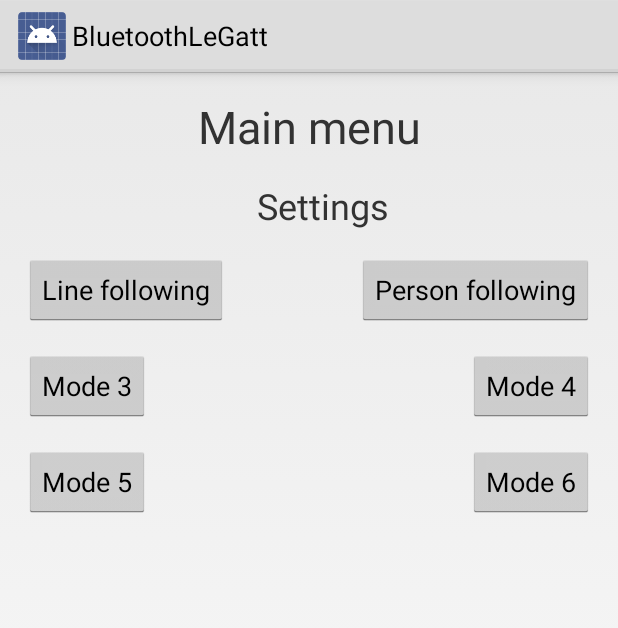
After one commit to s2168774/CPS-project-group-5, an Android app: the layout main_menu.xml on its own in the app's theme, with its tools: preview values and no code run, on a phone screen of 412 x 824 dp. The commit adds this screen. Shown: the top 628 px of the screen. Run offline under Robolectric (Android 15) with nearby library versions, the phone set to English and light mode, and no system bars.

Commit message:
Copied old interface work to restart and fixed the new bugs.

```diff
--- a/CarApp/Application/build.gradle
+++ b/CarApp/Application/build.gradle
@@ -24,10 +24,7 @@ dependencies {
         implementation "com.android.support:support-v13:28.0.0"
         implementation "com.android.support:cardview-v7:28.0.0"
         implementation "com.android.support:appcompat-v7:28.0.0"
-
-
-
-
+        implementation 'com.android.support.constraint:constraint-layout:2.0.4'
 
 
 }
--- /dev/null
+++ b/CarApp/Application/src/main/res/layout/main_menu.xml
@@ -0,0 +1,109 @@
+<?xml version="1.0" encoding="utf-8"?>
+<android.support.constraint.ConstraintLayout
+    xmlns:android="http://schemas.android.com/apk/res/android"
+    xmlns:app="http://schemas.android.com/apk/res-auto"
+    xmlns:tools="http://schemas.android.com/tools"
+    android:layout_width="match_parent"
+    android:layout_height="match_parent"
+    android:layout_gravity="center_horizontal">
+
+    <Button
+        android:id="@+id/buttonMode2"
+        android:layout_width="wrap_content"
+        android:layout_height="wrap_content"
+        android:layout_marginStart="16dp"
+        android:layout_marginLeft="16dp"
+        android:layout_marginTop="16dp"
+        android:layout_marginEnd="16dp"
+        android:layout_marginRight="16dp"
+        android:onClick="personFollowing"
+        android:text="Person following"
+        app:layout_constraintEnd_toEndOf="parent"
+        app:layout_constraintHorizontal_bias="1.0"
+        app:layout_constraintStart_toEndOf="@+id/buttonMode1"
+        app:layout_constraintTop_toBottomOf="@+id/textView2" />
+
+    <Button
+        android:id="@+id/buttonMode1"
+        android:layout_width="wrap_content"
+        android:layout_height="wrap_content"
+        android:layout_marginStart="16dp"
+        android:layout_marginLeft="16dp"
+        android:layout_marginTop="16dp"
+        android:onClick="lineFollowing"
+        android:text="Line following"
+        app:layout_constraintStart_toStartOf="parent"
+        app:layout_constraintTop_toBottomOf="@+id/textView2" />
+
+    <Button
+        android:id="@+id/buttonMode3"
+        android:layout_width="wrap_content"
+        android:layout_height="wrap_content"
+        android:layout_marginStart="16dp"
+        android:layout_marginLeft="16dp"
+        android:layout_marginTop="16dp"
+        android:text="Mode 3"
+        app:layout_constraintStart_toStartOf="parent"
+        app:layout_constraintTop_toBottomOf="@+id/buttonMode1" />
+
+    <Button
+        android:id="@+id/buttonMode5"
+        android:layout_width="wrap_content"
+        android:layout_height="wrap_content"
+        android:layout_marginStart="16dp"
+        android:layout_marginLeft="16dp"
+        android:layout_marginTop="16dp"
+        android:text="Mode 5"
+        app:layout_constraintStart_toStartOf="parent"
+        app:layout_constraintTop_toBottomOf="@+id/buttonMode3" />
+
+    <Button
+        android:id="@+id/buttonMode6"
+        android:layout_width="wrap_content"
+        android:layout_height="wrap_content"
+        android:layout_marginTop="16dp"
+        android:layout_marginEnd="16dp"
+        android:layout_marginRight="16dp"
+        android:text="Mode 6"
+        app:layout_constraintEnd_toEndOf="parent"
+        app:layout_constraintTop_toBottomOf="@+id/buttonMode4" />
+
+    <Button
+        android:id="@+id/buttonMode4"
+        android:layout_width="wrap_content"
+        android:layout_height="wrap_content"
+        android:layout_marginTop="16dp"
+        android:layout_marginEnd="16dp"
+        android:layout_marginRight="16dp"
+        android:text="Mode 4"
+        app:layout_constraintEnd_toEndOf="parent"
+        app:layout_constraintTop_toBottomOf="@+id/buttonMode2" />
+
+    <TextView
+        android:id="@+id/textView"
+        android:layout_width="wrap_content"
+        android:layout_height="wrap_content"
+        android:layout_marginTop="16dp"
+        android:foregroundGravity="center_horizontal"
+        android:gravity="center"
+        android:text="Main menu"
+        android:textSize="30sp"
+        app:layout_constraintEnd_toEndOf="parent"
+        app:layout_constraintStart_toStartOf="parent"
+        app:layout_constraintTop_toTopOf="parent" />
+
+    <TextView
+        android:id="@+id/textView2"
+        android:layout_width="wrap_content"
+        android:layout_height="wrap_content"
+        android:layout_marginTop="16dp"
+        android:foregroundGravity="center_horizontal"
+        android:gravity="center_horizontal"
+        android:text="Settings"
+        android:textSize="24sp"
+        app:layout_constraintEnd_toEndOf="parent"
+        app:layout_constraintHorizontal_bias="0.529"
+        app:layout_constraintStart_toStartOf="parent"
+        app:layout_constraintTop_toBottomOf="@+id/textView" />
+
+</android.support.constraint.ConstraintLayout>
```
Also changed, not shown: CarApp/Application/src/main/java/com/example/android/bluetoothlegatt/DeviceControlActivity.java (+108 -1 lines), CarApp/Application/src/main/res/layout/mode_line.xml (added, +92 -0 lines), CarApp/Application/src/main/res/layout/mode_person.xml (added, +74 -0 lines).
